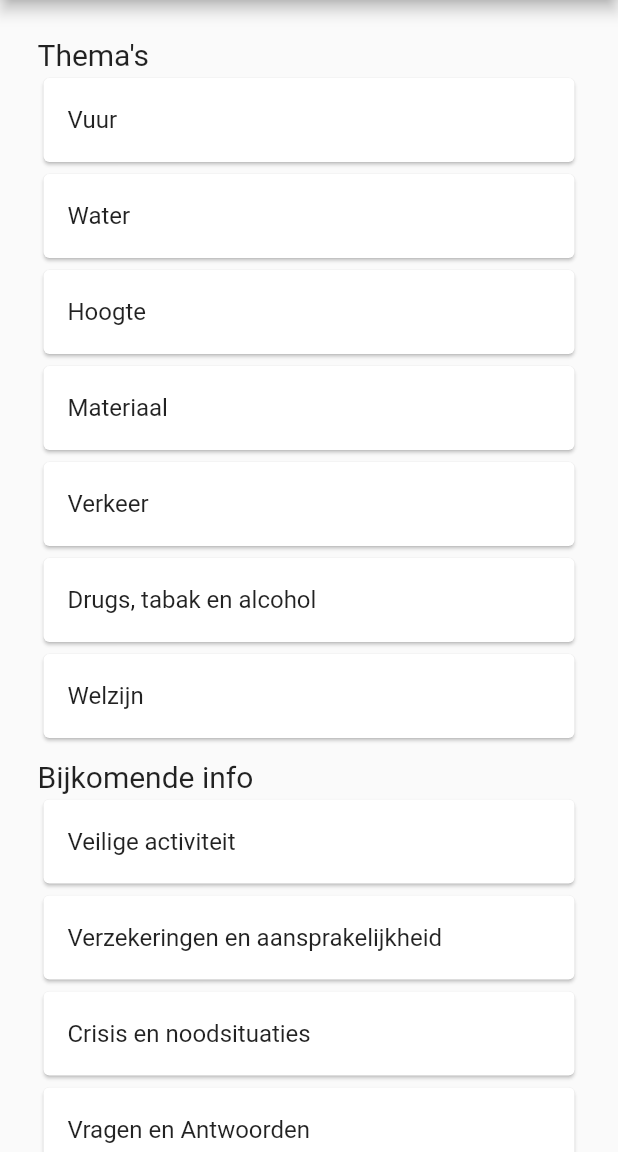
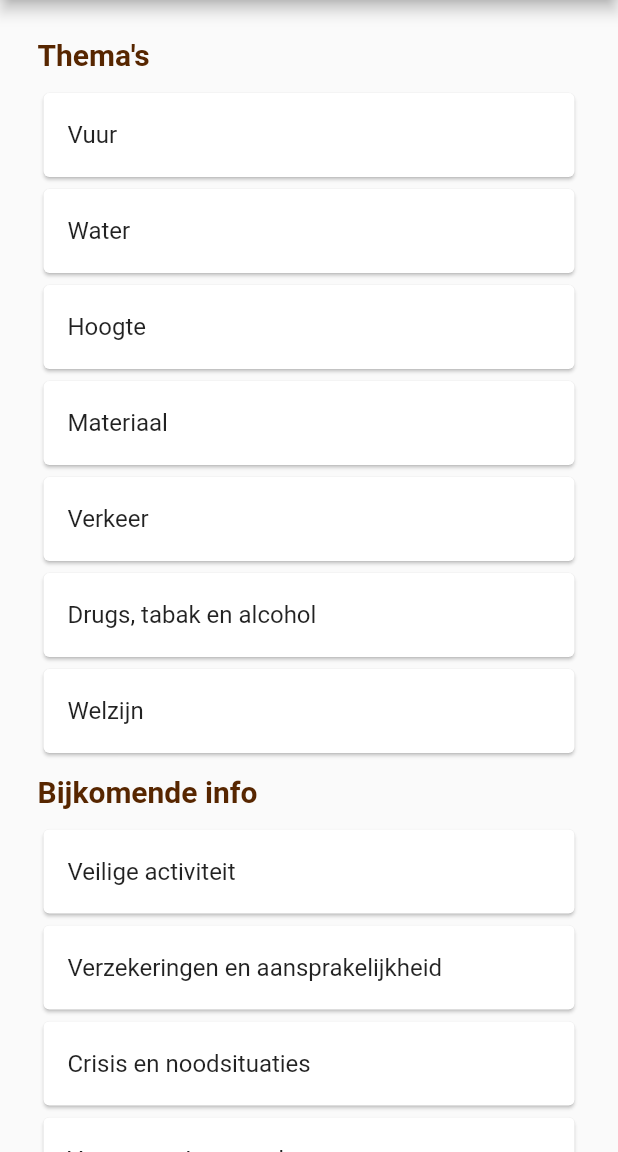
Before and after one commit to ScoutsGidsenVL/speel-op-veilig-2023, a Flutter app: the screen it shows after launch, after a tap on "Ga verder", on a phone screen of 412 x 824 dp, the part 84-1236 px from its top. Run offline on Flutter 3.47's test engine with Material 2 defaults, Android fonts, the phone set to English and light mode, and no system bars; our stand-ins replace flutter_markdown.

Commit message:
Add faqs

```diff
--- a/lib/main.dart
+++ b/lib/main.dart
@@ -32,6 +32,18 @@ class MyApp extends StatelessWidget {
           800: Color.fromRGBO(87, 38, 0, 1),
           900: Color.fromRGBO(87, 38, 0, 1),
         }),
+        textTheme: const TextTheme(
+            titleLarge: TextStyle(fontSize: 20),
+            bodyMedium: TextStyle(fontSize: 14),
+            bodySmall: TextStyle(fontSize: 14),
+            headlineLarge: TextStyle(
+                fontSize: 20,
+                fontWeight: FontWeight.bold,
+                color: Color.fromRGBO(87, 38, 0, 1)),
+            headlineMedium: TextStyle(
+                fontSize: 18,
+                fontWeight: FontWeight.bold,
+                color: Color.fromRGBO(116, 141, 38, 1))),
       ),
       initialRoute: '/intro',
       routes: <String, WidgetBuilder>{
--- a/lib/model/chapters.dart
+++ b/lib/model/chapters.dart
@@ -27,10 +27,11 @@ class Chapter {
 
 @JsonSerializable(createToJson: false)
 class Subchapter {
-  Subchapter(this.title, this.content);
+  Subchapter(this.title, this.content, this.questions);
 
   String? title;
   List<Content>? content;
+  Questions? questions;
 
   factory Subchapter.fromJson(Map<String, dynamic> json) =>
       _$SubchapterFromJson(json);
@@ -62,10 +63,11 @@ class Item {
 
 @JsonSerializable(createToJson: false)
 class Questions {
-  Questions(this.title, this.icon, this.content);
+  Questions(this.title, this.icon, this.type, this.content);
 
   String title;
   String icon;
+  String? type;
   List<Question>? content;
 
   factory Questions.fromJson(Map<String, dynamic> json) =>
@@ -77,8 +79,8 @@ class Question {
   Question(this.question, this.type, this.answers);
 
   String question;
-  String type;
-  List<Answer>? answers;
+  String? type;
+  List<Answer> answers;
 
   factory Question.fromJson(Map<String, dynamic> json) =>
       _$QuestionFromJson(json);
--- a/lib/widgets/section.dart
+++ b/lib/widgets/section.dart
@@ -15,7 +15,13 @@ class Section extends StatelessWidget {
         padding: const EdgeInsets.only(bottom: 10),
         child: Column(
           crossAxisAlignment: CrossAxisAlignment.start,
-          children: [Text(title, style: titleStyle), ...children],
+          children: [
+            Padding(
+                padding: const EdgeInsets.only(bottom: 10),
+                child: Text(title,
+                    style: Theme.of(context).textTheme.headlineLarge)),
+            ...children
+          ],
         ));
   }
 }
```
Also changed, not shown: lib/pages/info/vragen.dart (+30 -2 lines), lib/widgets/faq.dart (added, +39 -0 lines), lib/model/chapters.g.dart, 1 other file.
